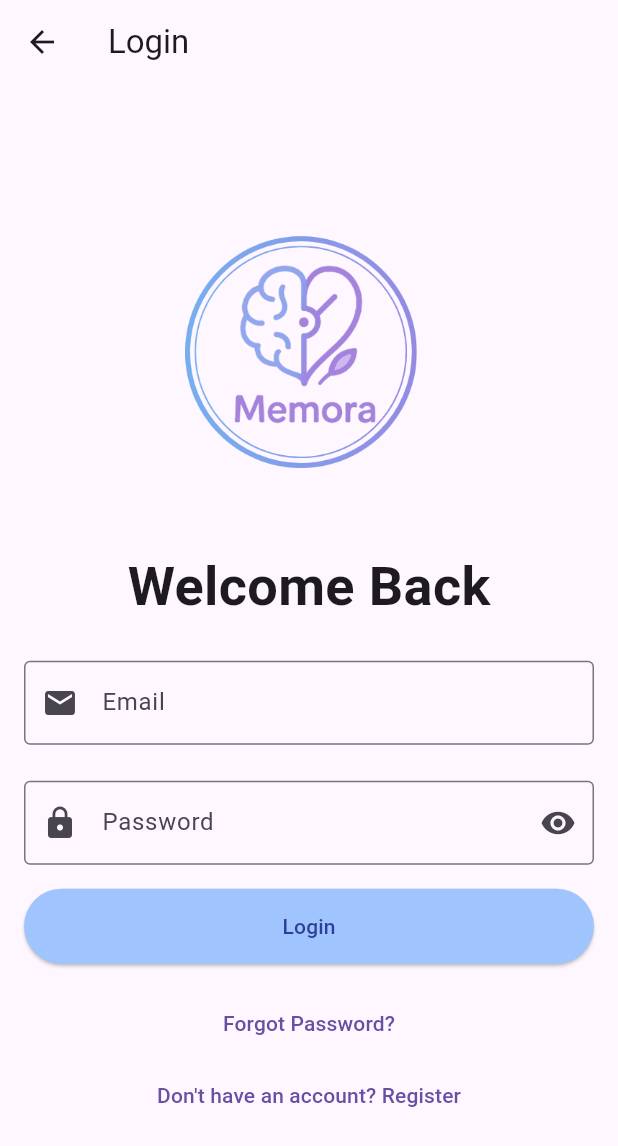
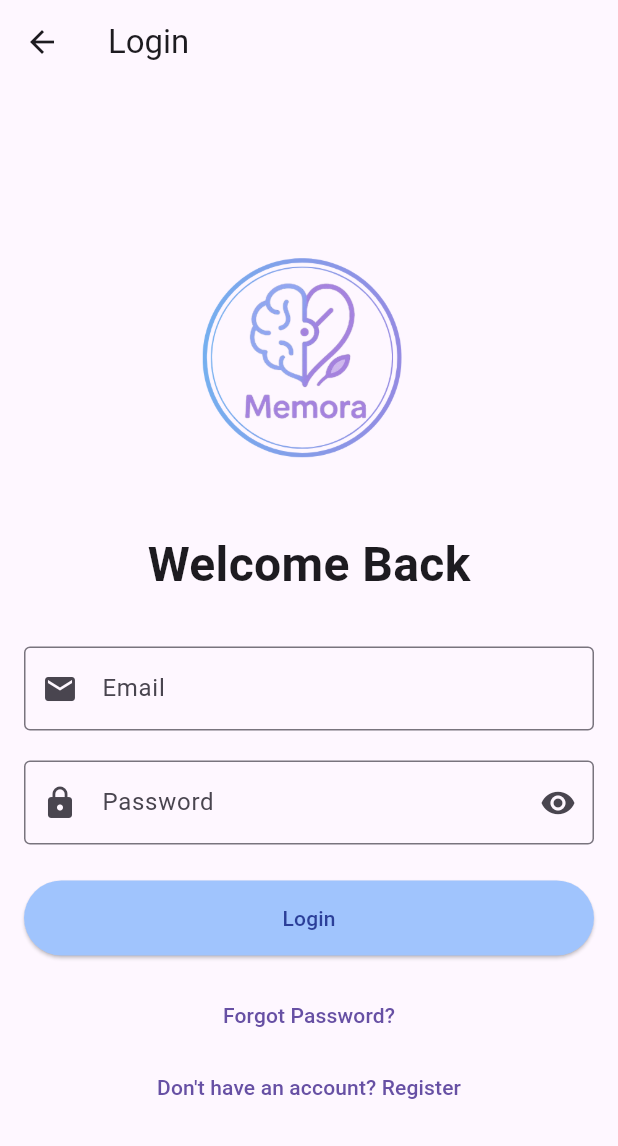
Before and after one commit to thevindu02/Memora-Dimensia-Care, a Flutter app: the screen it shows after launch, on a phone screen of 412 x 824 dp. Shown: the top 1146 px of the screen. Run offline on Flutter 3.47's test engine with Material 3 defaults, Android fonts, the phone set to English and light mode, and no system bars; our stand-ins replace confetti, go_router, image_picker, shared_preferences.

Commit message:
fixed login screen alignments

```diff
--- a/mobile_app/lib/screens/auth/login_screen.dart
+++ b/mobile_app/lib/screens/auth/login_screen.dart
@@ -96,29 +96,43 @@ class _LoginScreenState extends State<LoginScreen> {
       appBar: AppBar(
         title: const Text('Login'),
       ),
-      body: Padding(
-        padding: const EdgeInsets.fromLTRB(16, 0, 16, 16),
+      body: SafeArea(
+        child: SingleChildScrollView(
+          padding: const EdgeInsets.fromLTRB(16, 16, 16, 16),
+          child: ConstrainedBox(
+            constraints: BoxConstraints(
+              minHeight: MediaQuery.of(context).size.height -
+                  MediaQuery.of(context).padding.top -
+                  kToolbarHeight - 32, // Account for AppBar and padding
+            ),
+            child: IntrinsicHeight(
               child: Form(
                 key: _formKey,
                 child: Column(
                   mainAxisAlignment: MainAxisAlignment.center,
                   children: [
+                    // Flexible spacing at the top
+                    const SizedBox(height: 20),
+
+                    // Logo - make it responsive
                     Image.asset(
                       'assets/images/light_logo.png', // Replace with your actual logo path
-                width: 240,
-                height: 240,
+                      width: MediaQuery.of(context).size.width * 0.5, // Responsive width
+                      height: MediaQuery.of(context).size.width * 0.5, // Responsive height
                       fit: BoxFit.contain,
                     ),
                     const SizedBox(height: 16),
+
+                    // Welcome text
                     Text(
                       'Welcome Back',
                       style: TextStyle(
-                  fontSize: 36,
+                        fontSize: 32, // Slightly smaller for better fit
                         fontWeight: FontWeight.bold,
                       ),
                     ),
+                    const SizedBox(height: 32),
 
-              const SizedBox(height: 24),
                     // Email field
                     TextFormField(
                       controller: _emailController,
@@ -139,7 +153,7 @@ class _LoginScreenState extends State<LoginScreen> {
                         return null;
                       },
                     ),
-              const SizedBox(height: 24),
+                    const SizedBox(height: 20),
 
                     // Password field
                     TextFormField(
@@ -169,7 +183,7 @@ class _LoginScreenState extends State<LoginScreen> {
                         return null;
                       },
                     ),
-              const SizedBox(height: 16),
+                    const SizedBox(height: 24),
 
                     // Login button
                     SizedBox(
@@ -179,7 +193,7 @@ class _LoginScreenState extends State<LoginScreen> {
                         onPressed: _isLoading ? null : _handleLogin,
                         style: ElevatedButton.styleFrom(
                           backgroundColor: Color(0xFFA0C4FD),
-                    foregroundColor: Color(0xFF2B3F99),// Use backgroundColor here
+                          foregroundColor: Color(0xFF2B3F99),
                         ),
                         child: _isLoading
                             ? const CircularProgressIndicator(color: Colors.white)
@@ -205,7 +219,13 @@ class _LoginScreenState extends State<LoginScreen> {
                       },
                       child: const Text('Don\'t have an account? Register'),
                     ),
+
+                    // Bottom spacing
+                    const SizedBox(height: 20),
                   ],
+                ),
+              ),
+            ),
           ),
         ),
       ),
```
Also changed, not shown: 1 other file. Lines whose indentation alone changed are shown as unchanged.
